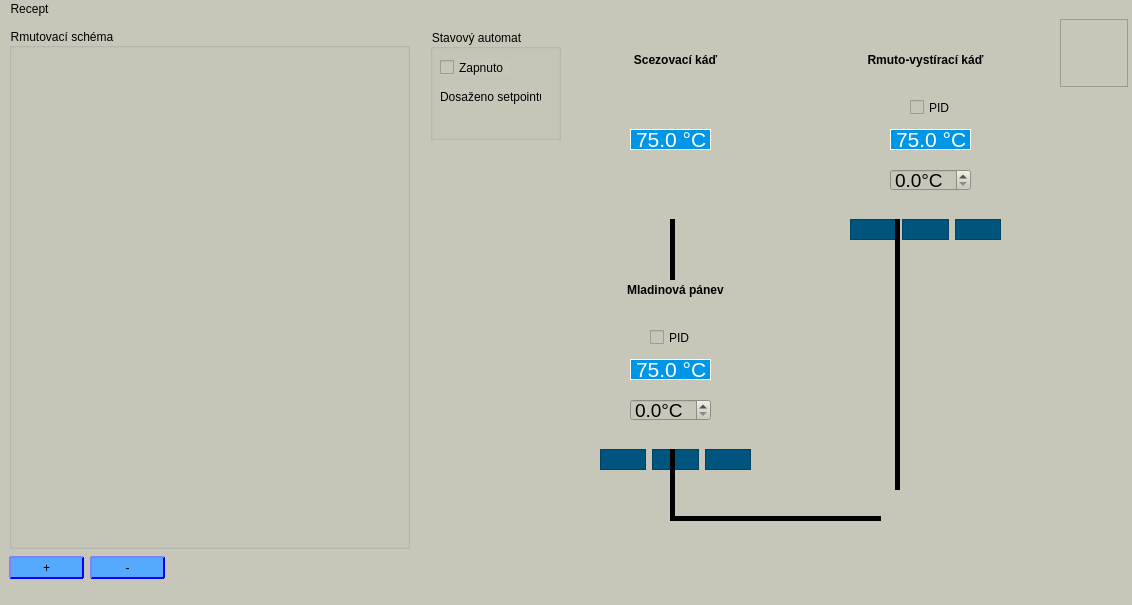
Qt form brew/forms/form_main.ui (Zbysekz/pyBrew) before a commit.
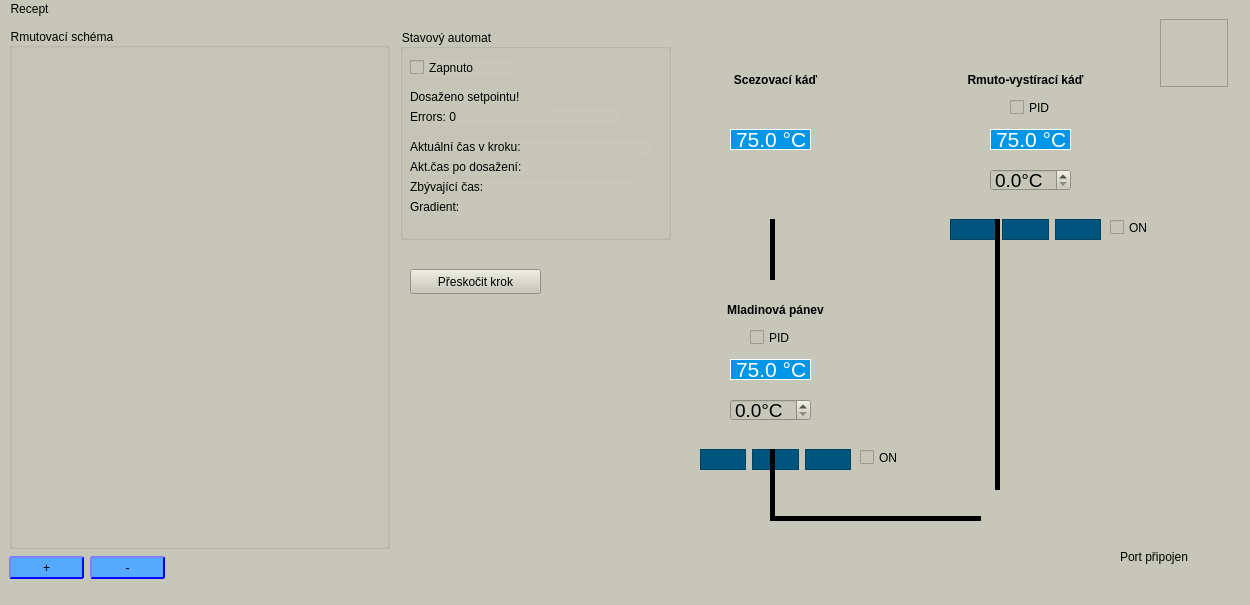
The same form after that commit. Icons and pictures are not drawn.

```diff
--- a/brew/forms/form_main.ui
+++ b/brew/forms/form_main.ui
@@ -6,7 +6,7 @@
    <rect>
     <x>0</x>
     <y>0</y>
-    <width>1132</width>
+    <width>1250</width>
     <height>605</height>
    </rect>
   </property>
@@ -22,7 +22,7 @@
      <rect>
       <x>9</x>
       <y>9</y>
-      <width>401</width>
+      <width>381</width>
       <height>521</height>
      </rect>
     </property>
@@ -60,7 +60,7 @@
    <widget class="QLabel" name="label_3">
     <property name="geometry">
      <rect>
-      <x>600</x>
+      <x>700</x>
       <y>10</y>
       <width>171</width>
       <height>201</height>
@@ -76,7 +76,7 @@
    <widget class="QLabel" name="label_4">
     <property name="geometry">
      <rect>
-      <x>850</x>
+      <x>950</x>
       <y>10</y>
       <width>171</width>
       <height>201</height>
@@ -92,7 +92,7 @@
    <widget class="QLabel" name="label_5">
     <property name="geometry">
      <rect>
-      <x>600</x>
+      <x>700</x>
       <y>240</y>
       <width>171</width>
       <height>201</height>
@@ -108,7 +108,7 @@
    <widget class="QLabel" name="label">
     <property name="geometry">
      <rect>
-      <x>630</x>
+      <x>730</x>
       <y>110</y>
       <width>81</width>
       <height>21</height>
@@ -134,7 +134,7 @@
    <widget class="QLabel" name="btnFan">
     <property name="geometry">
      <rect>
-      <x>1060</x>
+      <x>1160</x>
       <y>0</y>
       <width>68</width>
       <height>68</height>
@@ -156,8 +156,8 @@
    <widget class="QLabel" name="label_6">
     <property name="geometry">
      <rect>
-      <x>610</x>
-      <y>260</y>
+      <x>710</x>
+      <y>280</y>
       <width>131</width>
       <height>21</height>
      </rect>
@@ -181,9 +181,9 @@
    <widget class="QLabel" name="label_7">
     <property name="geometry">
      <rect>
-      <x>860</x>
-      <y>30</y>
-      <width>131</width>
+      <x>940</x>
+      <y>50</y>
+      <width>171</width>
       <height>21</height>
      </rect>
     </property>
@@ -206,8 +206,8 @@
    <widget class="QLabel" name="label_8">
     <property name="geometry">
      <rect>
-      <x>610</x>
-      <y>30</y>
+      <x>710</x>
+      <y>50</y>
       <width>131</width>
       <height>21</height>
      </rect>
@@ -254,7 +254,7 @@
    <widget class="QDoubleSpinBox" name="doubleSpinBox_2">
     <property name="geometry">
      <rect>
-      <x>890</x>
+      <x>990</x>
       <y>150</y>
       <width>81</width>
       <height>22</height>
@@ -278,7 +278,7 @@
    <widget class="QLabel" name="label_2">
     <property name="geometry">
      <rect>
-      <x>890</x>
+      <x>990</x>
       <y>110</y>
       <width>81</width>
       <height>21</height>
@@ -304,7 +304,7 @@
    <widget class="QDoubleSpinBox" name="doubleSpinBox_3">
     <property name="geometry">
      <rect>
-      <x>630</x>
+      <x>730</x>
       <y>380</y>
       <width>81</width>
       <height>22</height>
@@ -328,7 +328,7 @@
    <widget class="QLabel" name="label_9">
     <property name="geometry">
      <rect>
-      <x>630</x>
+      <x>730</x>
       <y>340</y>
       <width>81</width>
       <height>21</height>
@@ -354,7 +354,7 @@
    <widget class="QWidget" name="horizontalLayoutWidget">
     <property name="geometry">
      <rect>
-      <x>850</x>
+      <x>950</x>
       <y>200</y>
       <width>151</width>
       <height>21</height>
@@ -405,7 +405,7 @@
    <widget class="QWidget" name="horizontalLayoutWidget_2">
     <property name="geometry">
      <rect>
-      <x>600</x>
+      <x>700</x>
       <y>430</y>
       <width>151</width>
       <height>21</height>
@@ -456,9 +456,9 @@
    <widget class="QCheckBox" name="checkBox_2">
     <property name="geometry">
      <rect>
-      <x>910</x>
+      <x>1010</x>
       <y>80</y>
-      <width>41</width>
+      <width>51</width>
       <height>17</height>
      </rect>
     </property>
@@ -469,9 +469,9 @@
    <widget class="QCheckBox" name="checkBox_3">
     <property name="geometry">
      <rect>
-      <x>650</x>
+      <x>750</x>
       <y>310</y>
-      <width>41</width>
+      <width>51</width>
       <height>17</height>
      </rect>
     </property>
@@ -482,10 +482,10 @@
    <widget class="QGroupBox" name="groupBox">
     <property name="geometry">
      <rect>
-      <x>430</x>
+      <x>400</x>
       <y>10</y>
-      <width>131</width>
-      <height>111</height>
+      <width>271</width>
+      <height>211</height>
      </rect>
     </property>
     <property name="title">
@@ -496,7 +496,7 @@
       <rect>
        <x>10</x>
        <y>30</y>
-       <width>70</width>
+       <width>101</width>
        <height>17</height>
       </rect>
      </property>
@@ -509,7 +509,7 @@
       <rect>
        <x>10</x>
        <y>60</y>
-       <width>101</width>
+       <width>141</width>
        <height>16</height>
       </rect>
      </property>
@@ -517,11 +517,76 @@
       <string>Dosaženo setpointu!</string>
      </property>
     </widget>
+    <widget class="QLabel" name="lbl_errors">
+     <property name="geometry">
+      <rect>
+       <x>10</x>
+       <y>80</y>
+       <width>211</width>
+       <height>16</height>
+      </rect>
+     </property>
+     <property name="text">
+      <string>Errors: 0</string>
+     </property>
+    </widget>
+    <widget class="QLabel" name="lbl_rem_time">
+     <property name="geometry">
+      <rect>
+       <x>10</x>
+       <y>150</y>
+       <width>221</width>
+       <height>16</height>
+      </rect>
+     </property>
+     <property name="text">
+      <string>Zbývající čas:</string>
+     </property>
+    </widget>
+    <widget class="QLabel" name="lbl_step_actual_time">
+     <property name="geometry">
+      <rect>
+       <x>10</x>
+       <y>110</y>
+       <width>241</width>
+       <height>16</height>
+      </rect>
+     </property>
+     <property name="text">
+      <string>Aktuální čas v kroku:</string>
+     </property>
+    </widget>
+    <widget class="QLabel" name="lbl_reached_actual_time">
+     <property name="geometry">
+      <rect>
+       <x>10</x>
+       <y>130</y>
+       <width>231</width>
+       <height>16</height>
+      </rect>
+     </property>
+     <property name="text">
+      <string>Akt.čas po dosažení:</string>
+     </property>
+    </widget>
+    <widget class="QLabel" name="lbl_avg_grad">
+     <property name="geometry">
+      <rect>
+       <x>10</x>
+       <y>170</y>
+       <width>221</width>
+       <height>16</height>
+      </rect>
+     </property>
+     <property name="text">
+      <string>Gradient:</string>
+     </property>
+    </widget>
    </widget>
    <widget class="QLabel" name="label_12">
     <property name="geometry">
      <rect>
-      <x>880</x>
+      <x>980</x>
       <y>470</y>
       <width>61</width>
       <height>51</height>
@@ -540,7 +605,7 @@
    <widget class="QFrame" name="frame_7">
     <property name="geometry">
      <rect>
-      <x>895</x>
+      <x>995</x>
       <y>200</y>
       <width>5</width>
       <height>271</height>
@@ -559,7 +624,7 @@
    <widget class="QFrame" name="frame_8">
     <property name="geometry">
      <rect>
-      <x>670</x>
+      <x>770</x>
       <y>200</y>
       <width>5</width>
       <height>61</height>
@@ -578,7 +643,7 @@
    <widget class="QFrame" name="frame_9">
     <property name="geometry">
      <rect>
-      <x>670</x>
+      <x>770</x>
       <y>497</y>
       <width>211</width>
       <height>5</height>
@@ -597,7 +662,7 @@
    <widget class="QFrame" name="frame_10">
     <property name="geometry">
      <rect>
-      <x>670</x>
+      <x>770</x>
       <y>430</y>
       <width>5</width>
       <height>71</height>
@@ -613,14 +678,66 @@
      <enum>QFrame::Plain</enum>
     </property>
    </widget>
+   <widget class="QLabel" name="lblConnected">
+    <property name="geometry">
+     <rect>
+      <x>1120</x>
+      <y>530</y>
+      <width>91</width>
+      <height>16</height>
+     </rect>
+    </property>
+    <property name="text">
+     <string>Port připojen</string>
+    </property>
+   </widget>
+   <widget class="QCheckBox" name="chk_RVK_on">
+    <property name="geometry">
+     <rect>
+      <x>1110</x>
+      <y>200</y>
+      <width>51</width>
+      <height>17</height>
+     </rect>
+    </property>
+    <property name="text">
+     <string>ON</string>
+    </property>
+   </widget>
+   <widget class="QCheckBox" name="chk_HLT_on">
+    <property name="geometry">
+     <rect>
+      <x>860</x>
+      <y>430</y>
+      <width>51</width>
+      <height>17</height>
+     </rect>
+    </property>
+    <property name="text">
+     <string>ON</string>
+    </property>
+   </widget>
+   <widget class="QPushButton" name="btnSkip">
+    <property name="geometry">
+     <rect>
+      <x>410</x>
+      <y>250</y>
+      <width>131</width>
+      <height>25</height>
+     </rect>
+    </property>
+    <property name="text">
+     <string>Přeskočit krok</string>
+    </property>
+   </widget>
   </widget>
   <widget class="QMenuBar" name="menubar">
    <property name="geometry">
     <rect>
      <x>0</x>
      <y>0</y>
-     <width>1132</width>
-     <height>21</height>
+     <width>1250</width>
+     <height>22</height>
     </rect>
    </property>
    <widget class="QMenu" name="menuRecept">
```
Left out of the diff: 30 changed lines with no effect on the pictures.
